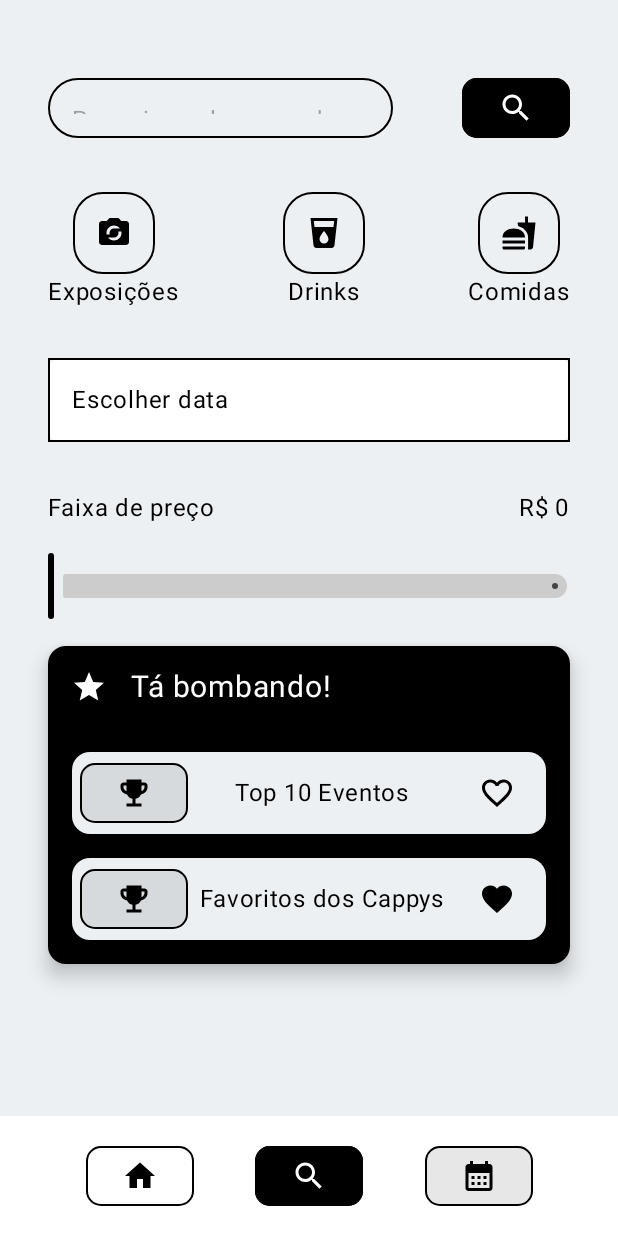
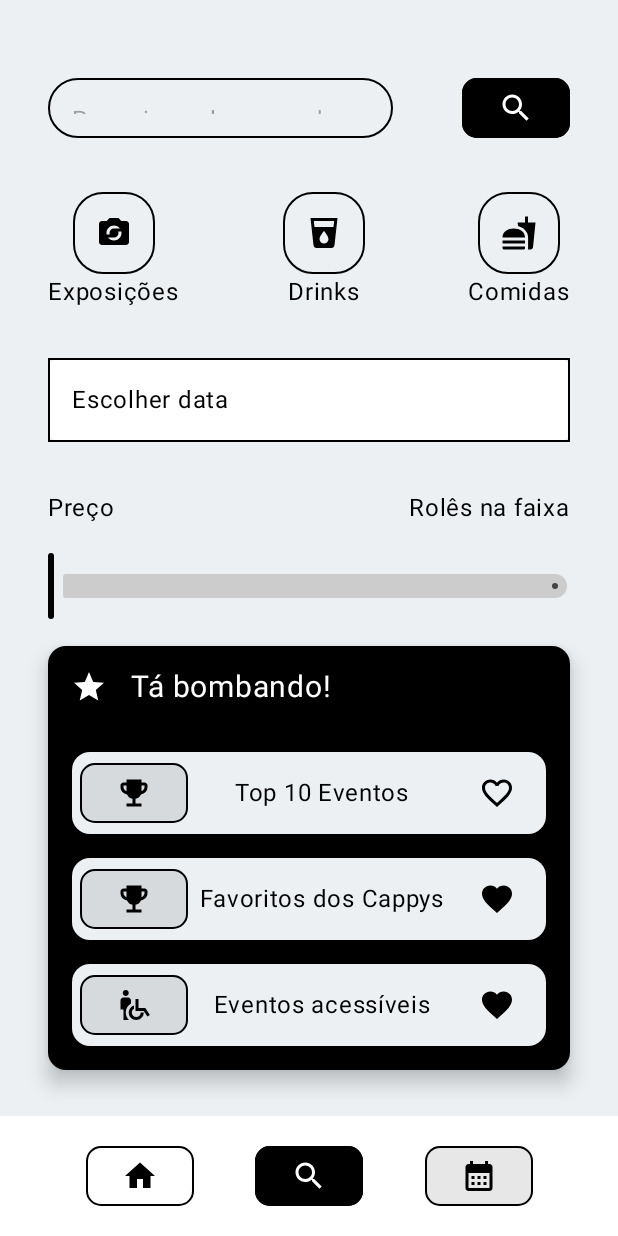
Before and after one commit to schin0/cappybara, an Android app built with Jetpack Compose: the PesquisaScreen screen opened through its navigation route, on a phone screen of 412 x 824 dp. Run offline under Robolectric (Android 15) with nearby library versions, the phone set to English and light mode, and no system bars.

Commit message:
Adicionar novos eventos

```diff
--- a/app/src/main/java/br/com/invocoders/cappybara/screens/EventosBombasticosScreen.kt
+++ b/app/src/main/java/br/com/invocoders/cappybara/screens/EventosBombasticosScreen.kt
@@ -24,6 +24,7 @@ import br.com.invocoders.cappybara.R
 import br.com.invocoders.cappybara.components.BotaoComponente
 import br.com.invocoders.cappybara.model.MenuItem
 
+// TODO: Criar componente para os eventos, e chama-lo com foreach
 @Composable
 fun EventosBombasticosScreen(navController: NavController) {
     Column(
@@ -142,6 +143,50 @@ fun EventosBombasticosScreen(navController: NavController) {
                     }
                 }
             }
+
+            Row(
+                modifier = Modifier.fillMaxWidth()
+            ) {
+                Card(
+                    modifier = Modifier
+                        .fillMaxWidth()
+                        .padding(top = 0.dp, start = 16.dp, end = 16.dp, bottom = 16.dp),
+                    colors = CardDefaults.cardColors(
+                        containerColor = colorResource(id = R.color.cinza_claro),
+                        contentColor = Color.Black
+                    ),
+                    shape = RoundedCornerShape(12.dp)
+                ) {
+                    Row(
+                        modifier = Modifier
+                            .fillMaxWidth()
+                            .padding(horizontal = 5.dp),
+                        horizontalArrangement = Arrangement.SpaceBetween,
+                        verticalAlignment = Alignment.CenterVertically
+                    ) {
+                        BotaoComponente(
+                            item = MenuItem(
+                                "pesquisa",
+                                R.drawable.baseline_wheelchair_pickup_24,
+                                R.drawable.baseline_wheelchair_pickup_24,
+                                "eventos",
+                                habilitado = false
+                            ),
+                            selecionado = true,
+                            navController = navController
+                        )
+
+                        Text(text = "Eventos acessíveis", color = Color.Black)
+
+                        Image(
+                            painter = painterResource(id = R.drawable.baseline_favorite_24),
+                            contentDescription = "Logo de cadeira de rodas",
+                            Modifier
+                                .padding(15.dp)
+                        )
+                    }
+                }
+            }
         }
     }
 }
--- a/app/src/main/java/br/com/invocoders/cappybara/screens/IntervaloPreco.kt
+++ b/app/src/main/java/br/com/invocoders/cappybara/screens/IntervaloPreco.kt
@@ -34,12 +34,12 @@ fun IntervaloPreco() {
             horizontalArrangement = Arrangement.SpaceBetween
         ) {
             Text(
-                text = "Faixa de preço",
+                text = "Preço",
                 color = Color.Black
             )
 
             Text(
-                text = "R$ ${valorLimiteDesejado.toString().substringBefore(".")}",
+                text = if (valorLimiteDesejado != 0f) "R$ ${valorLimiteDesejado.toString().substringBefore(".")}" else "Rolês na faixa",
                 color = Color.Black
             )
         }
--- a/app/src/main/java/br/com/invocoders/cappybara/services/EventoService.kt
+++ b/app/src/main/java/br/com/invocoders/cappybara/services/EventoService.kt
@@ -9,24 +9,31 @@ fun listarCardsEventos(): List<CardItem> {
     return listOf(
         CardItem(
             eventoId = 1,
-            imagemId = R.drawable.exposicao_chaves,
+            imagemId = R.drawable.user_conf_manage_engine,
             avaliacao = 4.9F,
-            titulo = "Exposição Vila do Chaves",
+            titulo = "UserConf - Manage Engine",
             destinoClique = "detalhesEvento/1"
         ),
         CardItem(
             eventoId = 2,
-            imagemId = R.drawable.user_conf_manage_engine,
+            imagemId = R.drawable.next2023,
             avaliacao = 4.8F,
-            titulo = "UserConf - Manage Engine",
+            titulo = "Next - FIAP - 2024",
             destinoClique = "detalhesEvento/2"
         ),
         CardItem(
             eventoId = 3,
-            imagemId = R.drawable.major,
+            imagemId = R.drawable.exposicao_chaves,
             avaliacao = 4.5F,
-            titulo = "Major Counter Strike",
+            titulo = "Exposição Vila do Chaves",
             destinoClique = "detalhesEvento/3"
+        ),
+        CardItem(
+            eventoId = 4,
+            imagemId = R.drawable.braziljs,
+            avaliacao = 4.3F,
+            titulo = "Brazil JS - Conf 2024",
+            destinoClique = "detalhesEvento/4"
         )
     )
 }
@@ -39,24 +46,31 @@ fun listarEventos(): List<Evento> {
     return listOf(
         Evento(
             1,
-            listOf(R.drawable.exposicao_chaves),
-            "Exposição Vila do Chaves",
-            "Descrição teste",
-            4.9F
-        ),
-        Evento(
-            2,
             listOf(R.drawable.user_conf_manage_engine),
             "UserConf - Manage Engine",
             "Descrição teste",
             4.9F
         ),
         Evento(
+            2,
+            listOf(R.drawable.next2023),
+            "Next - FIAP - 2024",
+            "Descrição teste",
+            4.8F
+        ),
+        Evento(
             3,
-            listOf(R.drawable.major),
-            "Major Counter Strike",
+            listOf(R.drawable.exposicao_chaves),
+            "Exposição Vila do Chaves",
             "Descrição teste",
             4.5F
+        ),
+        Evento(
+            4,
+            listOf(R.drawable.braziljs),
+            "Brazil JS - Conf 2024",
+            "Descrição teste",
+            4.3F
         ),
     )
 }
--- /dev/null
+++ b/app/src/main/res/drawable/baseline_wheelchair_pickup_24.xml
@@ -0,0 +1,5 @@
+<vector xmlns:android="http://schemas.android.com/apk/res/android" android:height="24dp" android:tint="#000000" android:viewportHeight="24" android:viewportWidth="24" android:width="24dp">
+
+    <path android:fillColor="@android:color/white" android:pathData="M4.5,4c0,-1.11 0.89,-2 2,-2s2,0.89 2,2s-0.89,2 -2,2S4.5,5.11 4.5,4zM10,10.95V9c0,-1.1 -0.9,-2 -2,-2H5C3.9,7 3,7.9 3,9v6h2v7h3.5v-0.11c-1.24,-1.26 -2,-2.99 -2,-4.89C6.5,14.42 7.91,12.16 10,10.95zM16.5,17c0,1.65 -1.35,3 -3,3s-3,-1.35 -3,-3c0,-1.11 0.61,-2.06 1.5,-2.58v-2.16C9.98,12.9 8.5,14.77 8.5,17c0,2.76 2.24,5 5,5s5,-2.24 5,-5H16.5zM19.54,14H15V8h-2v8h5.46l2.47,3.71l1.66,-1.11L19.54,14z"/>
+
+</vector>
```
Also changed, not shown: app/src/main/res/drawable/braziljs.jpg (added), app/src/main/res/drawable/major.png (deleted), app/src/main/res/drawable/next2023.png (added).
